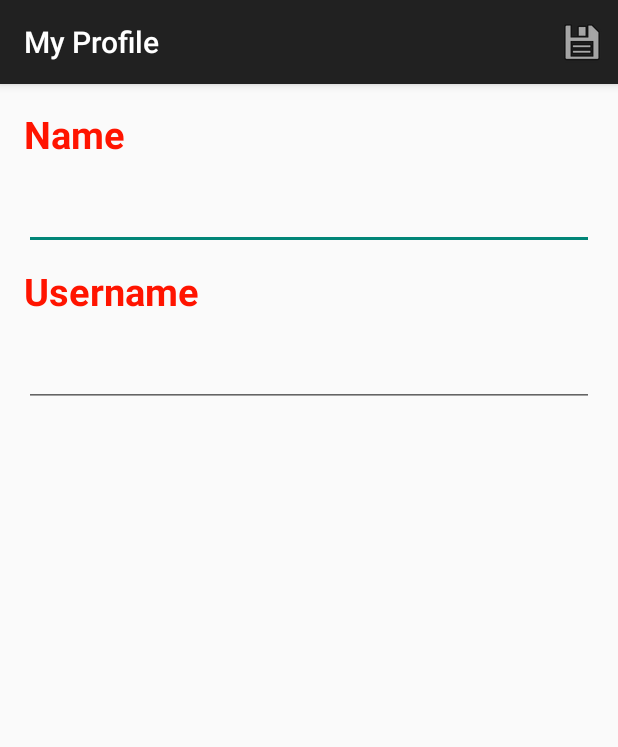
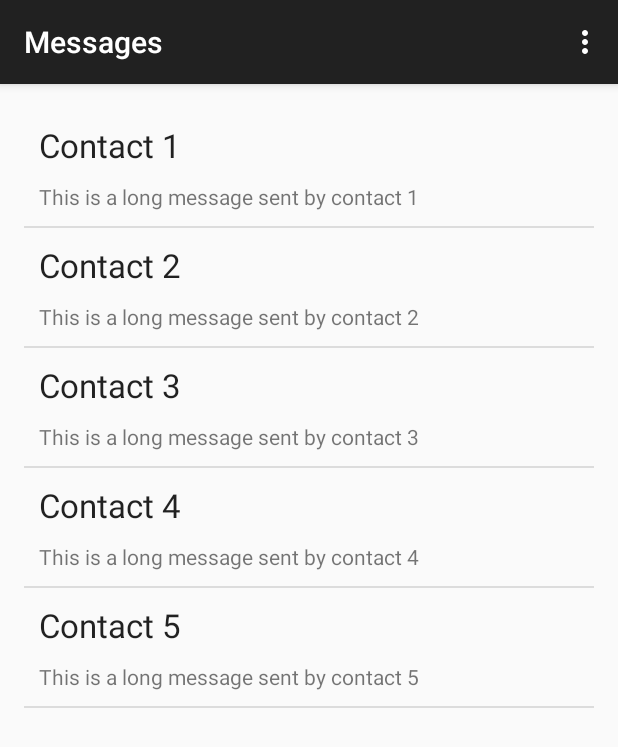
Before and after one commit to ronakshah725/RavenChat, an Android app: the screen it shows after launch (ProfileActivity before the commit, MessageListActivity after it), on a phone screen of 412 x 824 dp. Shown: the top 747 px of the screen. Run offline under Robolectric (Android 15) with nearby library versions, the phone set to English and light mode, and no system bars.

Commit message:
Adds screen to display contacts and message previews

```diff
--- a/raven/src/main/AndroidManifest.xml
+++ b/raven/src/main/AndroidManifest.xml
@@ -1,18 +1,30 @@
 <?xml version="1.0" encoding="utf-8"?>
 <manifest xmlns:android="http://schemas.android.com/apk/res/android"
-    package="com.sumitgouthaman.raven">
+    package="com.sumitgouthaman.raven" >
+
     <application
         android:allowBackup="true"
         android:icon="@drawable/ic_launcher"
         android:label="@string/app_name"
-        android:theme="@style/AppTheme">
+        android:theme="@style/AppTheme" >
         <activity
             android:name="com.sumitgouthaman.raven.ProfileActivity"
-            android:label="@string/title_activity_profile">
+            android:label="@string/title_activity_profile" >
             <intent-filter>
                 <action android:name="android.intent.action.MAIN" />
+
+                <category android:name="android.intent.category.LAUNCHER" />
+            </intent-filter>
+        </activity>
+        <activity
+            android:name="com.sumitgouthaman.raven.MessageListActivity"
+            android:label="@string/title_activity_message_list" >
+            <intent-filter>
+                <action android:name="android.intent.action.MAIN" />
+
                 <category android:name="android.intent.category.LAUNCHER" />
             </intent-filter>
         </activity>
     </application>
+
 </manifest>
--- /dev/null
+++ b/raven/src/main/java/com/sumitgouthaman/raven/MessageListActivity.java
@@ -0,0 +1,81 @@
+package com.sumitgouthaman.raven;
+
+import android.support.v7.app.ActionBarActivity;
+import android.support.v7.app.ActionBar;
+import android.support.v4.app.Fragment;
+import android.os.Bundle;
+import android.view.LayoutInflater;
+import android.view.Menu;
+import android.view.MenuItem;
+import android.view.View;
+import android.view.ViewGroup;
+import android.os.Build;
+import android.widget.ListView;
+
+import com.sumitgouthaman.raven.listadapters.MessageListAdapter;
+import com.sumitgouthaman.raven.models.MessageListItem;
+
+public class MessageListActivity extends ActionBarActivity {
+
+    @Override
+    protected void onCreate(Bundle savedInstanceState) {
+        super.onCreate(savedInstanceState);
+        setContentView(R.layout.activity_message_list);
+
+        if (savedInstanceState == null) {
+            getSupportFragmentManager().beginTransaction()
+                    .add(R.id.container, new PlaceholderFragment())
+                    .commit();
+        }
+    }
+
+
+    @Override
+    public boolean onCreateOptionsMenu(Menu menu) {
+
+        // Inflate the menu; this adds items to the action bar if it is present.
+        getMenuInflater().inflate(R.menu.message_list, menu);
+        return true;
+    }
+
+    @Override
+    public boolean onOptionsItemSelected(MenuItem item) {
+        // Handle action bar item clicks here. The action bar will
+        // automatically handle clicks on the Home/Up button, so long
+        // as you specify a parent activity in AndroidManifest.xml.
+        int id = item.getItemId();
+//        if (id == R.id.action_settings) {
+//            return true;
+//        }
+        return super.onOptionsItemSelected(item);
+    }
+
+    /**
+     * A placeholder fragment containing a simple view.
+     */
+    public static class PlaceholderFragment extends Fragment {
+
+        public PlaceholderFragment() {
+        }
+
+        @Override
+        public View onCreateView(LayoutInflater inflater, ViewGroup container,
+                                 Bundle savedInstanceState) {
+            View rootView = inflater.inflate(R.layout.fragment_message_list, container, false);
+
+            MessageListItem[] messages = new MessageListItem[5];
+            for (int i = 0; i < 5; i++) {
+                messages[i] = new MessageListItem();
+                messages[i].contactName = "Contact " + (i + 1);
+                messages[i].messagePreview = "This is a long message sent by contact " + (i + 1);
+            }
+
+            ListView messagesList = (ListView)rootView.findViewById(R.id.listView_MessageList);
+            MessageListAdapter mla = new MessageListAdapter(getActivity(), messages);
+            messagesList.setAdapter(mla);
+
+            return rootView;
+        }
+    }
+
+}
--- /dev/null
+++ b/raven/src/main/java/com/sumitgouthaman/raven/listadapters/MessageListAdapter.java
@@ -0,0 +1,45 @@
+package com.sumitgouthaman.raven.listadapters;
+
+import android.content.Context;
+import android.graphics.Typeface;
+import android.view.LayoutInflater;
+import android.view.View;
+import android.view.ViewGroup;
+import android.widget.ArrayAdapter;
+import android.widget.TextView;
+
+import com.sumitgouthaman.raven.R;
+import com.sumitgouthaman.raven.models.MessageListItem;
+
+/**
+ * Created by sumit on 10/3/14.
+ */
+public class MessageListAdapter extends ArrayAdapter<MessageListItem> {
+
+    private final Context context;
+    private final MessageListItem[] messageListItems;
+
+    public MessageListAdapter(Context context, MessageListItem[] messageListItems) {
+        super(context, R.layout.listitem_messagelist, messageListItems);
+        this.context = context;
+        this.messageListItems = messageListItems;
+    }
+
+    @Override
+    public View getView(int position, View convertView, ViewGroup parent) {
+        LayoutInflater inflater = (LayoutInflater) context
+                .getSystemService(Context.LAYOUT_INFLATER_SERVICE);
+        View rowView = inflater.inflate(R.layout.listitem_messagelist, parent, false);
+        TextView contactNameField = (TextView) rowView.findViewById(R.id.textView_ContactName);
+        TextView messagePreviewField = (TextView) rowView.findViewById(R.id.textView_messagePreview);
+
+        contactNameField.setText(messageListItems[position].contactName);
+        messagePreviewField.setText(messageListItems[position].messagePreview);
+
+        if (messageListItems[position].unread) {
+            contactNameField.setTypeface(null, Typeface.BOLD);
+        }
+
+        return rowView;
+    }
+}
--- /dev/null
+++ b/raven/src/main/java/com/sumitgouthaman/raven/models/MessageListItem.java
@@ -0,0 +1,10 @@
+package com.sumitgouthaman.raven.models;
+
+/**
+ * Created by sumit on 10/3/14.
+ */
+public class MessageListItem {
+    public String contactName = "Contact Name";
+    public String messagePreview = "This is a long message....";
+    public boolean unread = false;
+}
--- /dev/null
+++ b/raven/src/main/res/layout/activity_message_list.xml
@@ -0,0 +1,7 @@
+<FrameLayout xmlns:android="http://schemas.android.com/apk/res/android"
+    xmlns:tools="http://schemas.android.com/tools"
+    android:id="@+id/container"
+    android:layout_width="match_parent"
+    android:layout_height="match_parent"
+    tools:context="com.sumitgouthaman.raven.MessageListActivity"
+    tools:ignore="MergeRootFrame" />
--- /dev/null
+++ b/raven/src/main/res/layout/fragment_message_list.xml
@@ -0,0 +1,15 @@
+<RelativeLayout xmlns:android="http://schemas.android.com/apk/res/android"
+    xmlns:tools="http://schemas.android.com/tools"
+    android:layout_width="match_parent"
+    android:layout_height="match_parent"
+    android:paddingLeft="@dimen/activity_horizontal_margin"
+    android:paddingRight="@dimen/activity_horizontal_margin"
+    android:paddingTop="@dimen/activity_vertical_margin"
+    android:paddingBottom="@dimen/activity_vertical_margin"
+    tools:context="com.sumitgouthaman.raven.MessageListActivity$PlaceholderFragment">
+
+    <ListView
+        android:layout_width="match_parent"
+        android:layout_height="match_parent"
+        android:id="@+id/listView_MessageList"/>
+</RelativeLayout>
--- /dev/null
+++ b/raven/src/main/res/layout/listitem_messagelist.xml
@@ -0,0 +1,23 @@
+<?xml version="1.0" encoding="utf-8"?>
+
+<LinearLayout xmlns:android="http://schemas.android.com/apk/res/android"
+    android:orientation="vertical" android:layout_width="match_parent"
+    android:layout_height="match_parent"
+    android:padding="10dp">
+
+    <TextView
+        android:layout_width="wrap_content"
+        android:layout_height="wrap_content"
+        android:textAppearance="?android:attr/textAppearanceLarge"
+        android:text="@string/placeholder_contactname"
+        android:id="@+id/textView_ContactName"
+        android:layout_marginBottom="@dimen/elements_bottom_margin" />
+
+    <TextView
+        android:layout_width="wrap_content"
+        android:layout_height="wrap_content"
+        android:textAppearance="?android:attr/textAppearanceSmall"
+        android:text="@string/placeholder_messagepreview"
+        android:id="@+id/textView_messagePreview"
+        android:ellipsize="end"/>
+</LinearLayout>
--- /dev/null
+++ b/raven/src/main/res/menu/message_list.xml
@@ -0,0 +1,10 @@
+<menu xmlns:android="http://schemas.android.com/apk/res/android"
+    xmlns:app="http://schemas.android.com/apk/res-auto"
+    xmlns:tools="http://schemas.android.com/tools"
+    tools:context="com.sumitgouthaman.raven.MessageListActivity" >
+
+    <item android:id="@+id/action_settings"
+        android:title="@string/action_settings"
+        android:orderInCategory="100"
+        app:showAsAction="never" />
+</menu>
--- a/raven/src/main/res/menu/profile.xml
+++ b/raven/src/main/res/menu/profile.xml
@@ -8,5 +8,5 @@
         android:title="@string/action_saveprofile"
         android:orderInCategory="100"
         app:showAsAction="always|withText"
-        android:icon="@android:drawable/ic_menu_save"/>
+        android:icon="@drawable/ic_action_done"/>
 </menu>
--- a/raven/src/main/res/values/strings.xml
+++ b/raven/src/main/res/values/strings.xml
@@ -9,5 +9,8 @@
     <string name="action_saveprofile">Save</string>
     <string name="username">Username</string>
     <string name="namestr">Name</string>
+    <string name="placeholder_contactname">Contact Name</string>
+    <string name="placeholder_messagepreview">This is a long message ....</string>
+    <string name="title_activity_message_list">Messages</string>
 
 </resources>
```
Also changed, not shown: raven/src/main/res/drawable-hdpi/ic_action_done.png (added), raven/src/main/res/drawable-hdpi/ic_action_save.png (added), raven/src/main/res/drawable-mdpi/ic_action_done.png (added), raven/src/main/res/drawable-mdpi/ic_action_save.png (added), raven/src/main/res/drawable-xhdpi/ic_action_done.png (added), raven/src/main/res/drawable-xhdpi/ic_action_save.png (added), raven/src/main/res/drawable-xxhdpi/ic_action_save.png (added).
